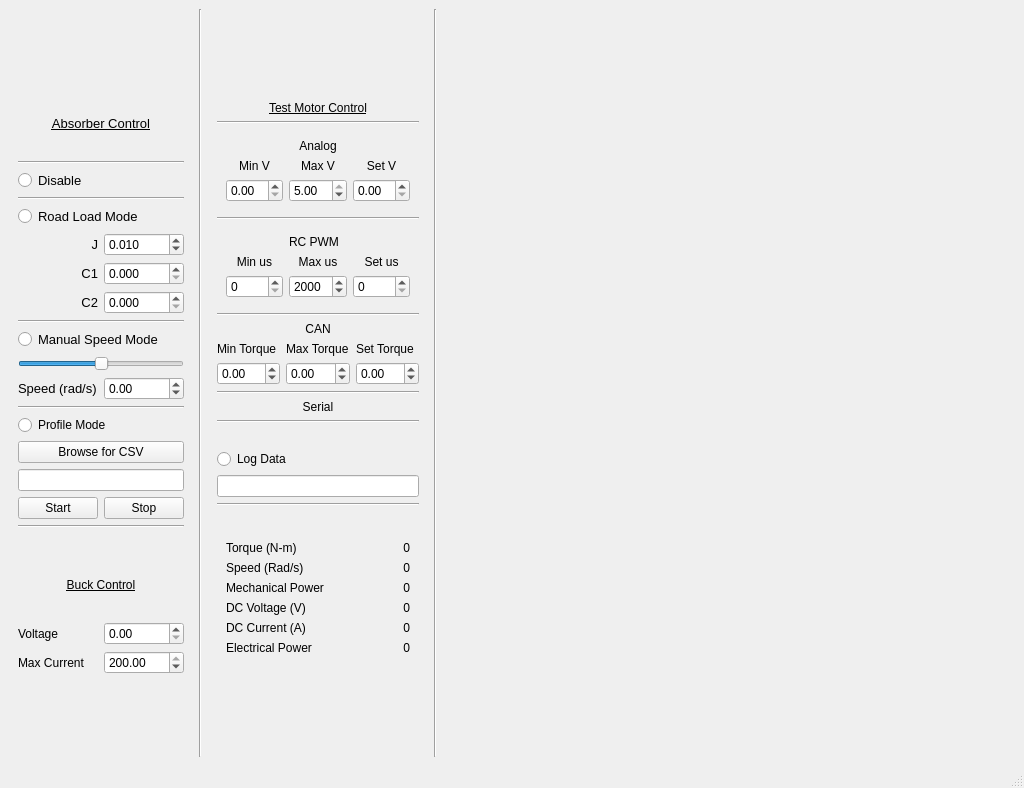
The window that gui.ui (bgkatz/Dyno-Software) describes before a commit, drawn with Qt 5.
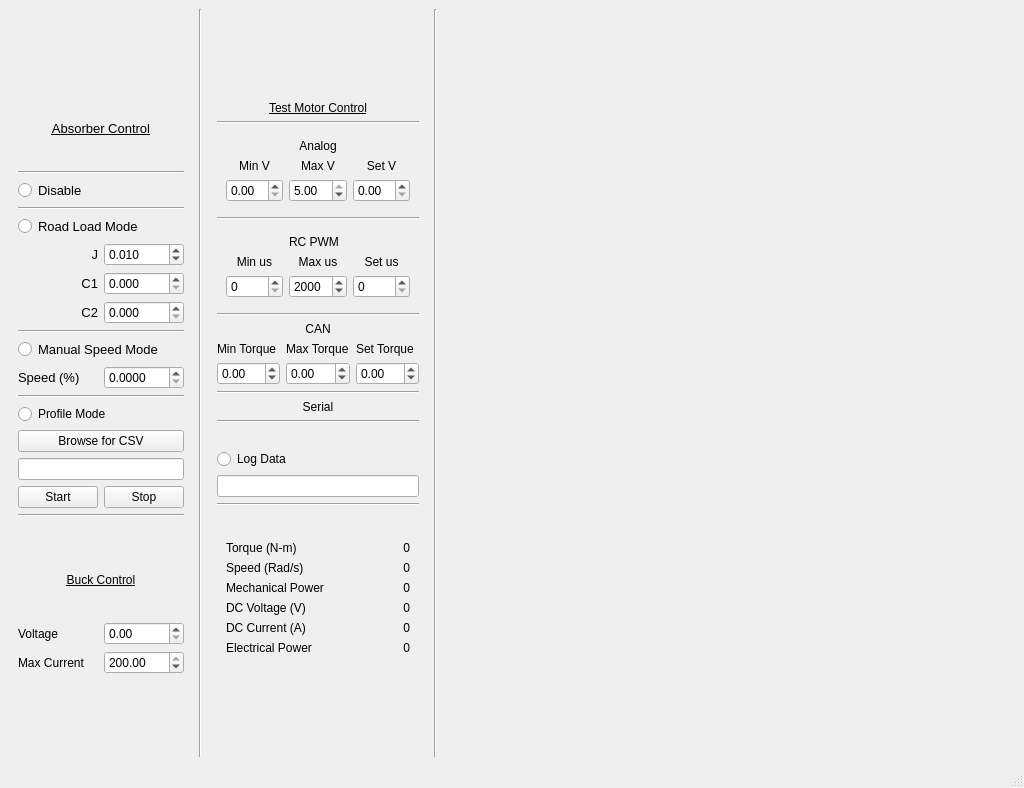
The same window after the commit.

Patch:
```diff
--- a/gui.ui
+++ b/gui.ui
@@ -239,19 +239,6 @@
          </property>
         </widget>
        </item>
-       <item>
-        <widget class="QSlider" name="speedSlider">
-         <property name="minimum">
-          <number>-625</number>
-         </property>
-         <property name="maximum">
-          <number>625</number>
-         </property>
-         <property name="orientation">
-          <enum>Qt::Horizontal</enum>
-         </property>
-        </widget>
-       </item>
        <item>
         <layout class="QGridLayout" name="gridLayout">
          <item row="0" column="1">
@@ -262,17 +249,23 @@
             </font>
            </property>
            <property name="text">
-            <string>Speed (rad/s)</string>
+            <string>Speed (%)</string>
            </property>
           </widget>
          </item>
          <item row="0" column="2">
           <widget class="QDoubleSpinBox" name="sBox">
+           <property name="decimals">
+            <number>4</number>
+           </property>
            <property name="minimum">
-            <double>-625.000000000000000</double>
+            <double>0.000000000000000</double>
            </property>
            <property name="maximum">
-            <double>625.000000000000000</double>
+            <double>1.000000000000000</double>
+           </property>
+           <property name="singleStep">
+            <double>0.001000000000000</double>
            </property>
           </widget>
          </item>
```
